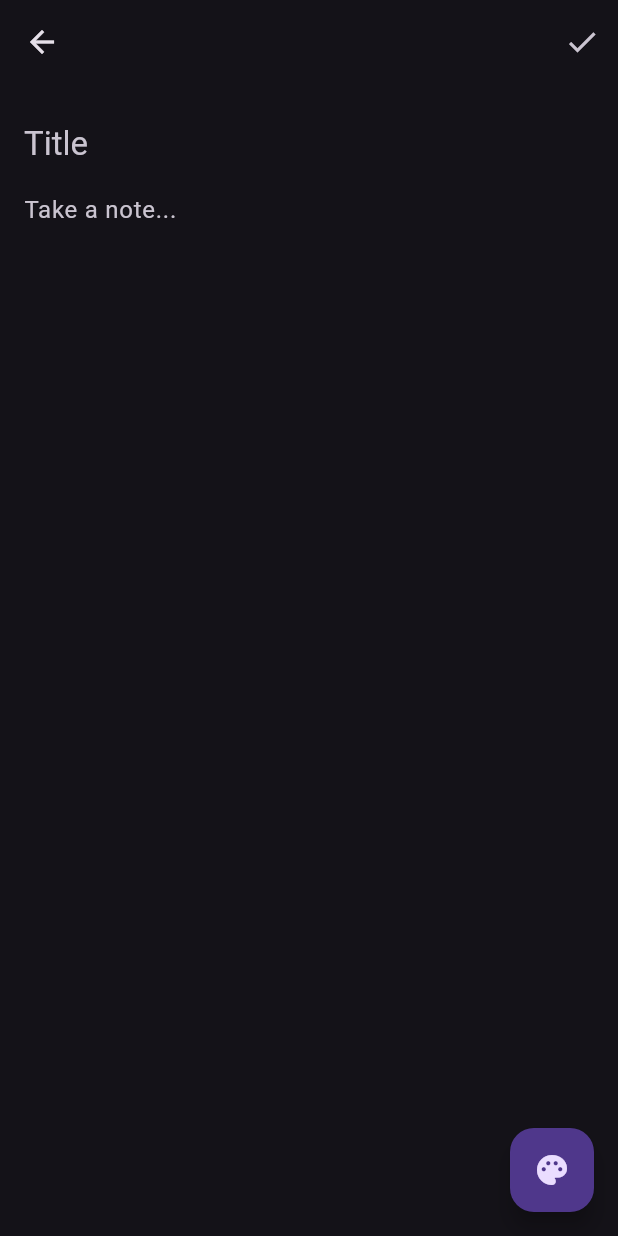
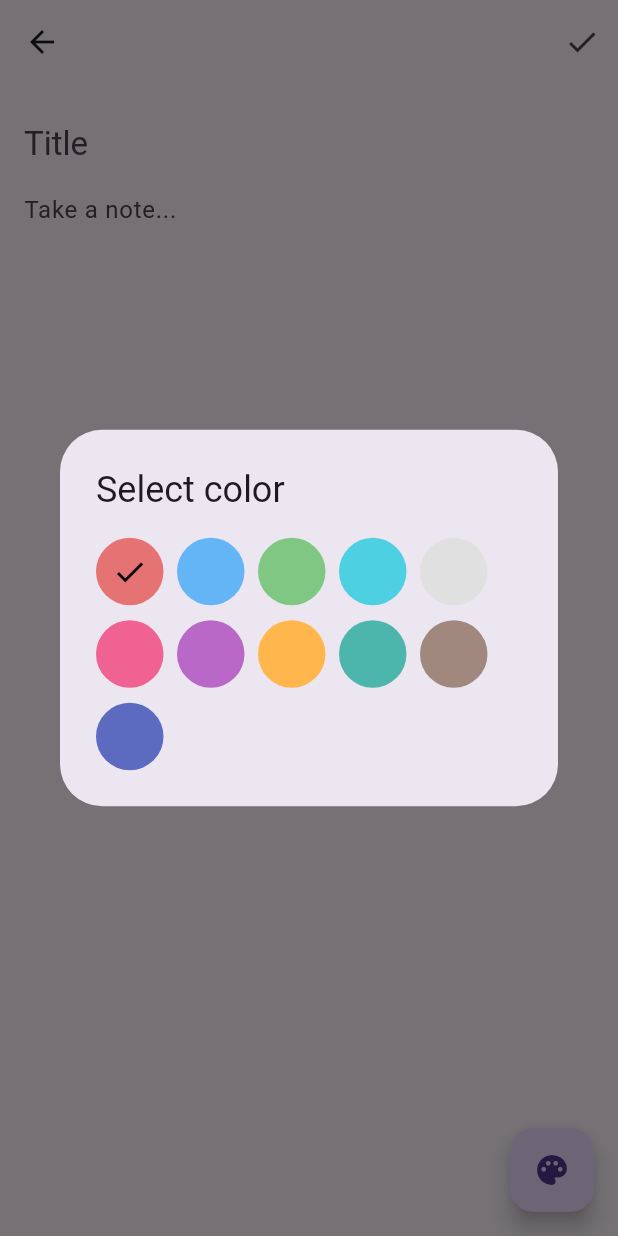
Before and after one commit to pradoRebeca/todo_app, a Flutter app: the EditNoteScreen screen opened directly, after a tap on the "palette" icon, on a phone screen of 412 x 824 dp. Run offline on Flutter 3.47's test engine with Material 3 defaults, Android fonts, the light colour scheme and no system bars.

Commit message:
feat: color_picker_card in the note_screen

```diff
--- /dev/null
+++ b/lib/components/color_picker_card.dart
@@ -0,0 +1,83 @@
+import 'package:flutter/material.dart';
+
+class ColorPickerCard extends StatefulWidget {
+  final Function onChange;
+  const ColorPickerCard({super.key, required this.onChange});
+
+  @override
+  createState() => _ColorPickerCardState();
+}
+
+class _ColorPickerCardState extends State<ColorPickerCard> {
+  int indexSelected = 0;
+
+  @override
+  Widget build(BuildContext context) {
+    final Brightness theme = Theme.of(context).brightness;
+
+    List<Color?> colors = Brightness.dark == theme ? darkMode : lightMode;
+
+    return Wrap(
+      runAlignment: WrapAlignment.start,
+      spacing: 9, // spacing: 10,
+      runSpacing: 10,
+      children: colors.asMap().entries.map((entry) {
+        int index = entry.key;
+        Color? color = entry.value;
+
+        return InkWell(
+          borderRadius: BorderRadius.circular(50),
+          onTap: () {
+            widget.onChange(color);
+            setState(() {
+              indexSelected = index;
+            });
+          },
+          child: Container(
+            decoration: BoxDecoration(
+              borderRadius: BorderRadius.circular(50),
+              color: color,
+            ),
+            width: 45,
+            height: 45,
+            child: indexSelected == index
+                ? Icon(
+                    Icons.check,
+                    color:
+                        Brightness.dark == theme ? Colors.white : Colors.black,
+                  )
+                : null,
+          ),
+        );
+      }).toList(),
+    );
+  }
+}
+
+List<Color?> darkMode = [
+  Colors.red[800],
+  Colors.blue[800],
+  Colors.green[800],
+  Colors.cyan[800],
+  Colors.grey[800],
+  Colors.pink[800],
+  Colors.purple[800],
+  Colors.orange[800],
+  Colors.teal[800],
+  Colors.brown[800],
+  Colors.indigo[800],
+];
+
+List<Color?> lightMode = [
+  Colors.red[300],
+  Colors.blue[300],
+  Colors.green[300],
+  Colors.cyan[300],
+  Colors.grey[300],
+  Colors.pink[300],
+  Colors.purple[300],
+  Colors.orange[300],
+  Colors.teal[300],
+  Colors.brown[300],
+  Colors.indigo[400],
+];
--- a/lib/main.dart
+++ b/lib/main.dart
@@ -17,7 +17,7 @@
         useMaterial3: true,
       ),
       darkTheme: ThemeData.dark(useMaterial3: true),
-      themeMode: ThemeMode.dark,
+      themeMode: ThemeMode.light,
       home: const HomeScreen(),
     );
   }
--- a/lib/screens/edit_note_screen.dart
+++ b/lib/screens/edit_note_screen.dart
@@ -1,4 +1,5 @@
 import 'package:flutter/material.dart';
+import 'package:tasks_list/components/color_picker_card.dart';
 
 class EditNoteScreen extends StatefulWidget {
   const EditNoteScreen({super.key});
@@ -11,10 +12,14 @@ class _EditNoteScreen extends State<EditNoteScreen> {
   TextEditingController title = TextEditingController();
   TextEditingController content = TextEditingController();
 
+  Color? backgroundColor;
+
   @override
   Widget build(BuildContext context) {
     return Scaffold(
+        backgroundColor: backgroundColor,
         appBar: AppBar(
+          backgroundColor: Colors.transparent,
           actions: [
             IconButton(
               onPressed: () {},
@@ -66,11 +71,30 @@ class _EditNoteScreen extends State<EditNoteScreen> {
                   bottom: 16,
                   right: 0,
                   child: FloatingActionButton(
-                    onPressed: () {},
+                    onPressed: () {
+                      showColors(context);
+                    },
                     child: const Icon(Icons.palette),
                   ))
             ],
           ),
         ));
   }
+
+  void showColors(BuildContext context) {
+    showDialog(
+      context: context,
+      builder: (context) => AlertDialog(
+        title: const Text("Select color"),
+        content: ColorPickerCard(onChange: (Color? color) {
+          setState(() {
+            if (color != null) {
+              backgroundColor = color;
+            }
+          });
+          // Handle main color changes
+        }),
+      ),
+    );
+  }
 }
--- a/pubspec.yaml
+++ b/pubspec.yaml
@@ -35,6 +35,7 @@ dependencies:
   # The following adds the Cupertino Icons font to your application.
   # Use with the CupertinoIcons class for iOS style icons.
   cupertino_icons: ^1.0.6
+
 
 dev_dependencies:
   flutter_test:
```
